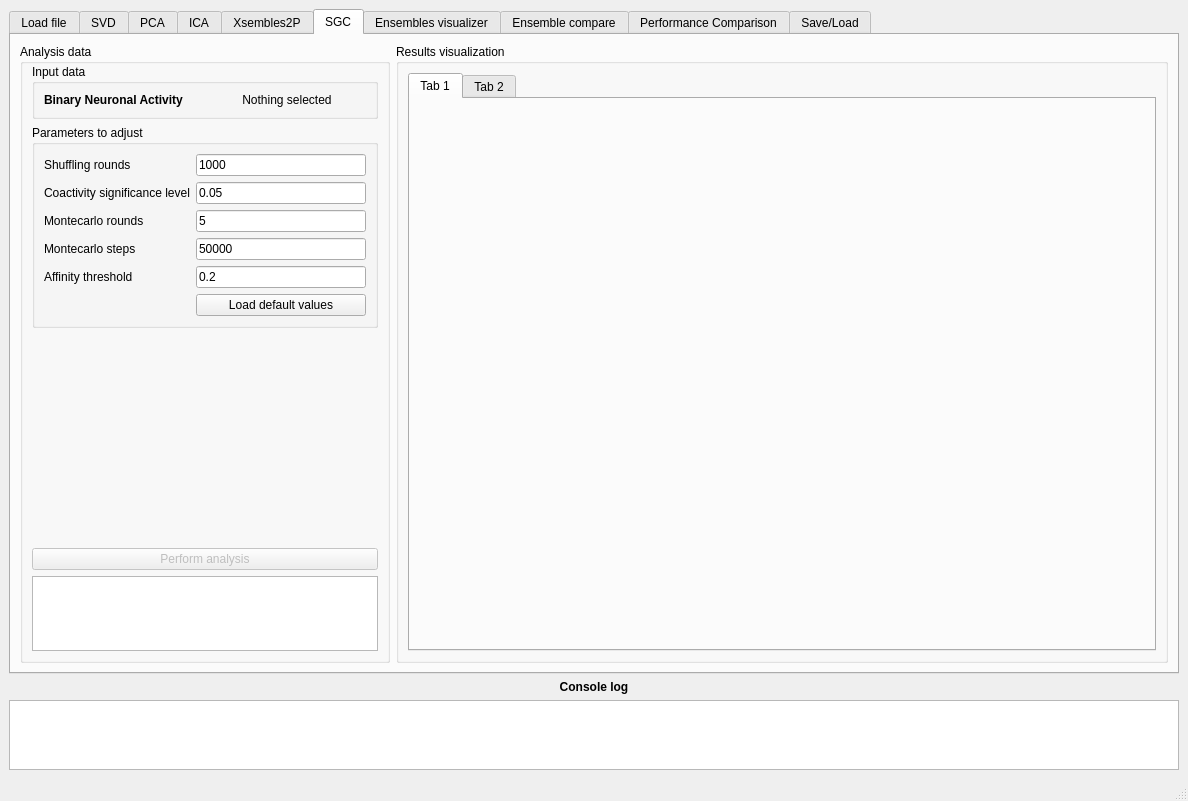
Above: gui/MainWindow.ui from rivelco/ENCORE before the change. Below: the same form after it.
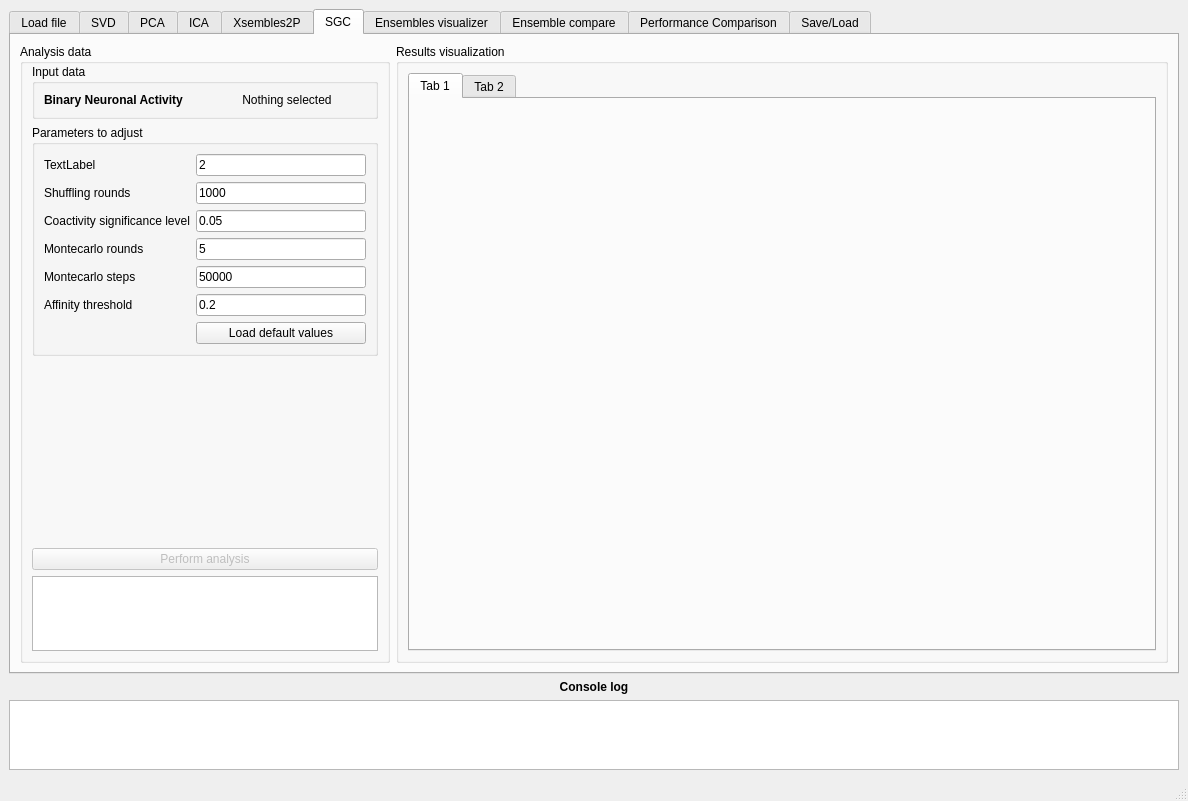
That is the form after the change. The open tabs and pages were chosen to show the change. Custom widgets are drawn as their Qt base class.

```diff
--- a/gui/MainWindow.ui
+++ b/gui/MainWindow.ui
@@ -3055,83 +3055,97 @@
               <string>Parameters to adjust</string>
              </property>
              <layout class="QFormLayout" name="formLayout_11">
-              <item row="0" column="0">
+              <item row="1" column="0">
                <widget class="QLabel" name="sgc_lbl_shuff">
                 <property name="text">
                  <string>Shuffling rounds</string>
                 </property>
                </widget>
               </item>
-              <item row="0" column="1">
+              <item row="1" column="1">
                <widget class="QLineEdit" name="sgc_edit_shuff">
                 <property name="text">
                  <string>1000</string>
                 </property>
                </widget>
               </item>
-              <item row="1" column="0">
+              <item row="3" column="0">
                <widget class="QLabel" name="sgc_lbl_sig">
                 <property name="text">
                  <string>Coactivity significance level</string>
                 </property>
                </widget>
               </item>
-              <item row="2" column="0">
+              <item row="4" column="0">
                <widget class="QLabel" name="sgc_lbl_monterounds">
                 <property name="text">
                  <string>Montecarlo rounds</string>
                 </property>
                </widget>
               </item>
-              <item row="3" column="0">
+              <item row="5" column="0">
                <widget class="QLabel" name="sgc_lbl_montesteps">
                 <property name="text">
                  <string>Montecarlo steps</string>
                 </property>
                </widget>
               </item>
-              <item row="4" column="0">
+              <item row="6" column="0">
                <widget class="QLabel" name="sgc_lbl_affthres">
                 <property name="text">
                  <string>Affinity threshold</string>
                 </property>
                </widget>
               </item>
-              <item row="1" column="1">
+              <item row="3" column="1">
                <widget class="QLineEdit" name="sgc_edit_sig">
                 <property name="text">
                  <string>0.05</string>
                 </property>
                </widget>
               </item>
-              <item row="2" column="1">
+              <item row="4" column="1">
                <widget class="QLineEdit" name="sgc_edit_monterounds">
                 <property name="text">
                  <string>5</string>
                 </property>
                </widget>
               </item>
-              <item row="3" column="1">
+              <item row="5" column="1">
                <widget class="QLineEdit" name="sgc_edit_montesteps">
                 <property name="text">
                  <string>50000</string>
                 </property>
                </widget>
               </item>
-              <item row="4" column="1">
+              <item row="6" column="1">
                <widget class="QLineEdit" name="sgc_edit_affthres">
                 <property name="text">
                  <string>0.2</string>
                 </property>
                </widget>
               </item>
-              <item row="5" column="1">
+              <item row="7" column="1">
                <widget class="QPushButton" name="sgc_btn_defaults">
                 <property name="text">
                  <string>Load default values</string>
                 </property>
                </widget>
               </item>
+              <item row="0" column="0">
+               <widget class="QLabel" name="label_29">
+                <property name="text">
+                 <string>TextLabel</string>
+                </property>
+               </widget>
+              </item>
+              <item row="0" column="1">
+               <widget class="QLineEdit" name="sgc_edit_stdthreshold">
+                <property name="text">
+                 <string>2</string>
+                </property>
+               </widget>
+              </item>
              </layout>
             </widget>
            </item>
```
Left out of the diff: 10 changed lines with no effect on the pictures.
